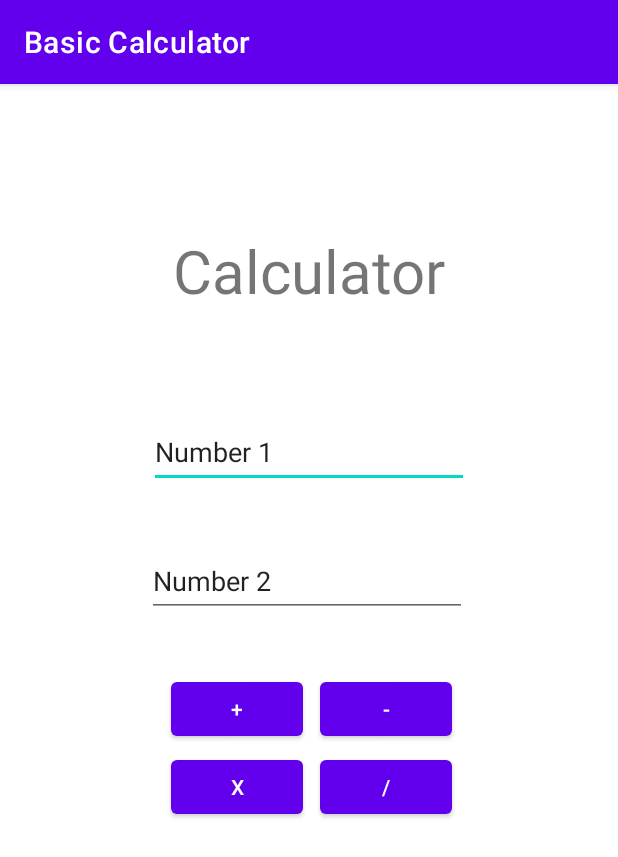
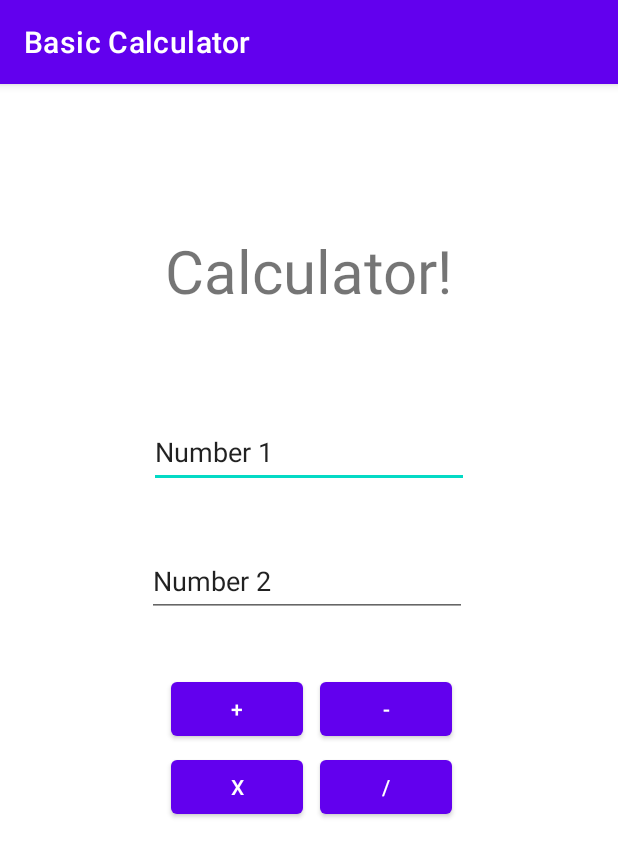
Before and after one commit to steinhauser2/Basic_Calculator, an Android app: the screen it shows after launch (MainActivity), on a phone screen of 412 x 824 dp. Shown: the top 857 px of the screen. Run offline under Robolectric (Android 15) with nearby library versions, the phone set to English and light mode, and no system bars.

Commit message:
Basic Calculator working!

```diff
--- a/app/src/main/res/layout/activity_main.xml
+++ b/app/src/main/res/layout/activity_main.xml
@@ -11,7 +11,7 @@
         android:layout_width="wrap_content"
         android:layout_height="wrap_content"
         android:layout_marginTop="97dp"
-        android:text="Calculator"
+        android:text="Calculator!"
         android:textSize="40dp"
         app:layout_constraintEnd_toEndOf="parent"
         app:layout_constraintStart_toStartOf="parent"
```
